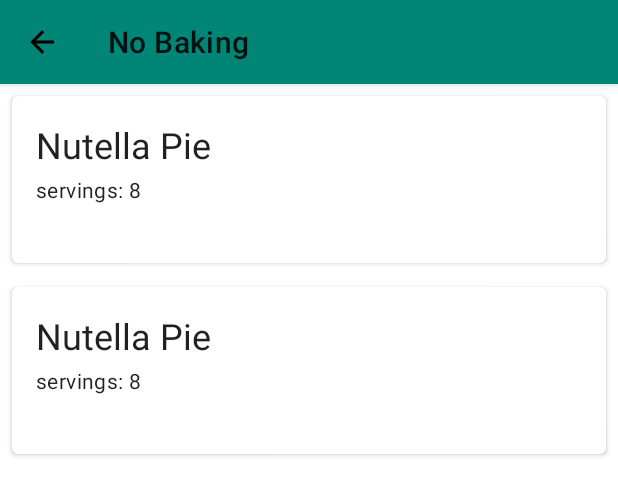
After one commit to nohitme/nano-backing-app, an Android app: the layout fragment_step.xml on its own in the app's theme, with its tools: preview values and no code run, on a phone screen of 412 x 824 dp. The commit adds this screen. Shown: the top 495 px of the screen. Run offline under Robolectric (Android 15) with nearby library versions, the phone set to English and light mode, and no system bars.

Commit message:
Convert step activity to use fragment

```diff
--- a/app/src/main/java/info/eric/nobaking/dagger/AndroidViewModule.java
+++ b/app/src/main/java/info/eric/nobaking/dagger/AndroidViewModule.java
@@ -6,6 +6,7 @@ import info.eric.nobaking.MainActivity;
 import info.eric.nobaking.RecipeActivity;
 import info.eric.nobaking.RecipeFragment;
 import info.eric.nobaking.StepActivity;
+import info.eric.nobaking.StepFragment;
 
 @Module
 abstract class AndroidViewModule {
@@ -21,4 +22,7 @@ abstract class AndroidViewModule {
 
   @ContributesAndroidInjector
   abstract StepActivity stepActivity();
+
+  @ContributesAndroidInjector
+  abstract StepFragment stepFragment();
 }
--- a/app/src/main/res/layout/activity_recipe.xml
+++ b/app/src/main/res/layout/activity_single_fragment.xml
@@ -1,7 +1,7 @@
 <?xml version="1.0" encoding="utf-8"?>
 <FrameLayout
     xmlns:android="http://schemas.android.com/apk/res/android"
-    android:id="@+id/recipe_fragment_container"
+    android:id="@+id/fragment_container"
     android:layout_width="match_parent"
     android:layout_height="match_parent"
     >
--- /dev/null
+++ b/app/src/main/res/layout/fragment_step.xml
@@ -0,0 +1,40 @@
+<?xml version="1.0" encoding="utf-8"?>
+<com.google.android.material.circularreveal.coordinatorlayout.CircularRevealCoordinatorLayout
+    xmlns:android="http://schemas.android.com/apk/res/android"
+    xmlns:app="http://schemas.android.com/apk/res-auto"
+    xmlns:tools="http://schemas.android.com/tools"
+    android:layout_width="match_parent"
+    android:layout_height="match_parent"
+    >
+
+  <androidx.recyclerview.widget.RecyclerView
+      android:id="@+id/main_recycler_view"
+      android:layout_width="match_parent"
+      android:layout_height="match_parent"
+      android:clipToPadding="false"
+      android:paddingBottom="32dp"
+      app:layout_behavior="@string/appbar_scrolling_view_behavior"
+      tools:itemCount="2"
+      tools:layout_marginTop="56dp"
+      tools:listitem="@layout/item_recipe"
+      />
+
+  <com.google.android.material.appbar.AppBarLayout
+      android:layout_width="match_parent"
+      android:layout_height="wrap_content"
+      >
+
+    <androidx.appcompat.widget.Toolbar
+        android:id="@+id/main_toolbar"
+        android:layout_width="match_parent"
+        android:layout_height="wrap_content"
+        android:fitsSystemWindows="true"
+        app:layout_scrollFlags="scroll|enterAlways"
+        app:navigationIcon="@drawable/arrow_left"
+        app:title="@string/app_name"
+        tools:background="?colorPrimary"
+        />
+
+  </com.google.android.material.appbar.AppBarLayout>
+
+</com.google.android.material.circularreveal.coordinatorlayout.CircularRevealCoordinatorLayout>
```
Also changed, not shown: app/src/main/java/info/eric/nobaking/RecipeActivity.java (+3 -5 lines), app/src/main/java/info/eric/nobaking/StepActivity.java (+7 -49 lines), app/src/main/java/info/eric/nobaking/StepFragment.java (added, +95 -0 lines).
